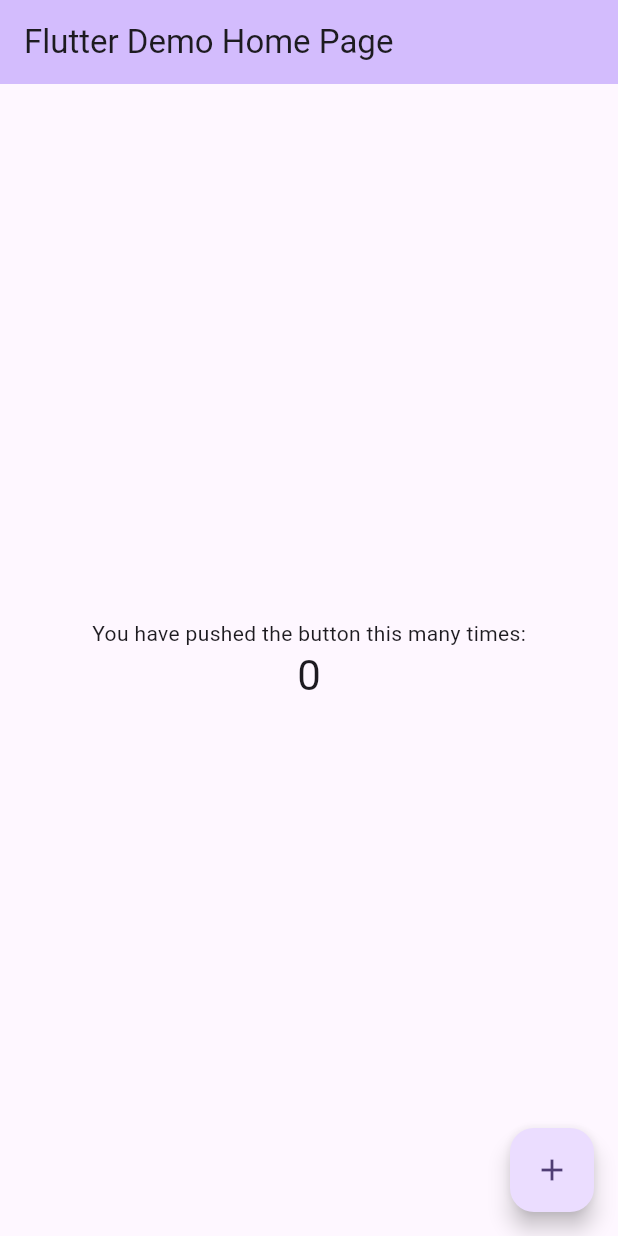
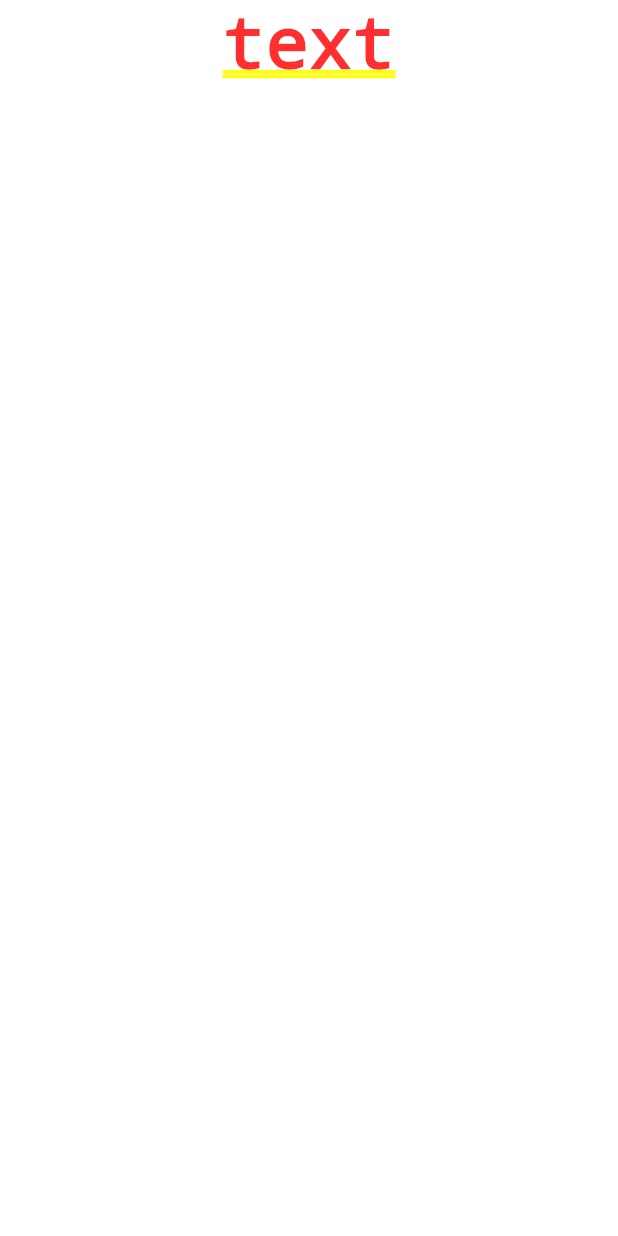
Before and after one commit to abdahad1996/Weather_App, a Flutter app: the screen it shows after launch, on a phone screen of 412 x 824 dp. Run offline on Flutter 3.47's test engine with Material 3 defaults, Android fonts, the phone set to English and light mode, and no system bars.

```diff
--- a/weatherapp/lib/main.dart
+++ b/weatherapp/lib/main.dart
@@ -15,55 +15,18 @@ class MyApp extends StatelessWidget {
         colorScheme: ColorScheme.fromSeed(seedColor: Colors.deepPurple),
         useMaterial3: true,
       ),
-      home: const MyHomePage(title: 'Flutter Demo Home Page'),
+      home: const EmptyWidget(),
     );
   }
 }
 
-class MyHomePage extends StatefulWidget {
-  const MyHomePage({super.key, required this.title});
-
-  final String title;
-
-  @override
-  State<MyHomePage> createState() => _MyHomePageState();
-}
-
-class _MyHomePageState extends State<MyHomePage> {
-  int _counter = 0;
-
-  void _incrementCounter() {
-    setState(() {
-      _counter++;
-    });
-  }
+class EmptyWidget extends StatelessWidget {
+  const EmptyWidget({super.key});
 
   @override
   Widget build(BuildContext context) {
-    return Scaffold(
-      appBar: AppBar(
-        backgroundColor: Theme.of(context).colorScheme.inversePrimary,
-        title: Text(widget.title),
-      ),
-      body: Center(
-        child: Column(
-          mainAxisAlignment: MainAxisAlignment.center,
-          children: <Widget>[
-            const Text(
-              'You have pushed the button this many times:',
-            ),
-            Text(
-              '$_counter',
-              style: Theme.of(context).textTheme.headlineMedium,
-            ),
-          ],
-        ),
-      ),
-      floatingActionButton: FloatingActionButton(
-        onPressed: _incrementCounter,
-        tooltip: 'Increment',
-        child: const Icon(Icons.add),
-      ),
+    return const Column(
+      children: <Widget>[Center(child: Text('text'))],
     );
   }
 }
```
Also changed, not shown: 1 other file.
